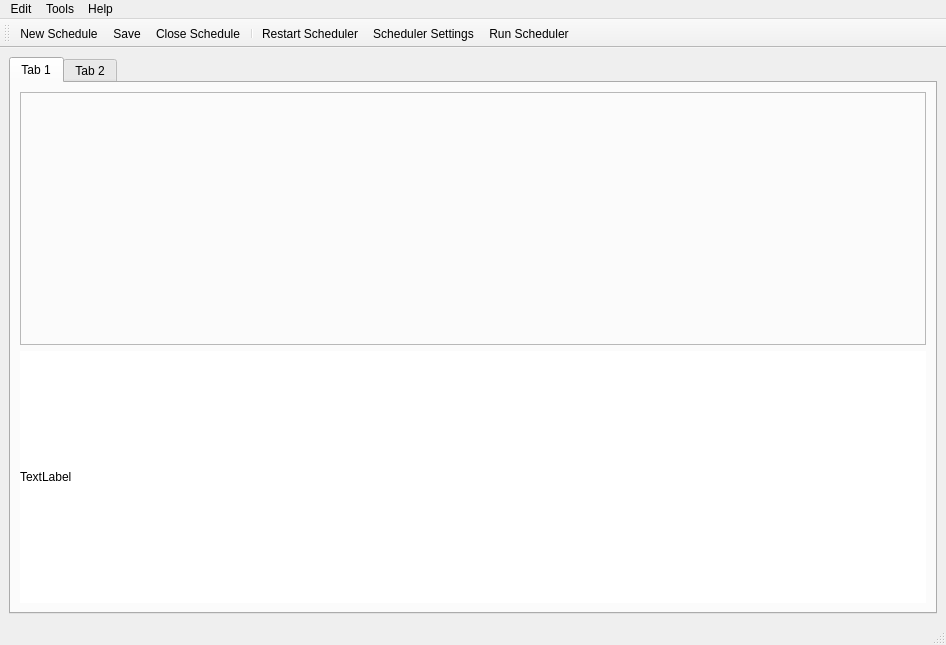
This is FCheddar/mainwindow.ui in alu0101278919/OS_Project_FCheddar as Qt 5 draws it before an edit. The edited form follows.
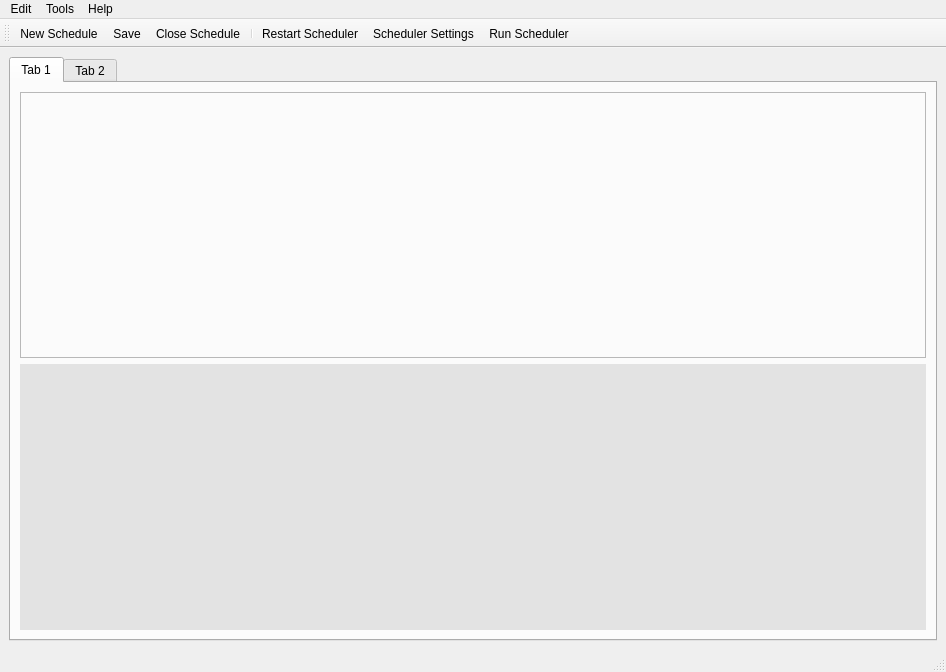
This is the edited form. The open tabs and pages were chosen to show the change. Icons and pictures are not drawn.

Diff of the .ui file:
```diff
--- a/FCheddar/mainwindow.ui
+++ b/FCheddar/mainwindow.ui
@@ -7,7 +7,7 @@
     <x>0</x>
     <y>0</y>
     <width>946</width>
-    <height>645</height>
+    <height>672</height>
    </rect>
   </property>
   <property name="windowTitle">
@@ -61,13 +61,12 @@
            </size>
           </property>
           <property name="styleSheet">
-           <string notr="true">background-color: rgb(255, 255, 255);
-border-color: rgb(122, 122, 122);
-font: 9pt &quot;Consolas&quot;;
-color: rgb(0, 0, 0);</string>
+           <string notr="true">background-color : #E3E3E3;
+color : black;
+font: 9pt &quot;Consolas&quot;;</string>
           </property>
           <property name="text">
-           <string>TextLabel</string>
+           <string/>
           </property>
          </widget>
         </item>
```
Left out of the diff: 4 changed lines with no effect on the pictures.
